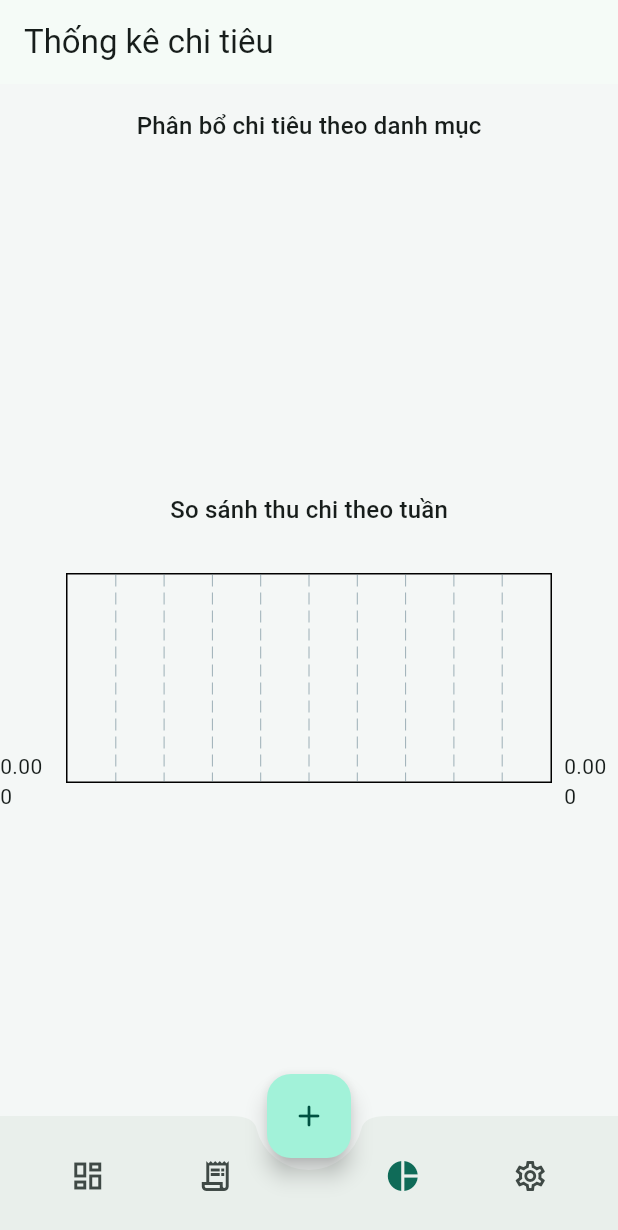
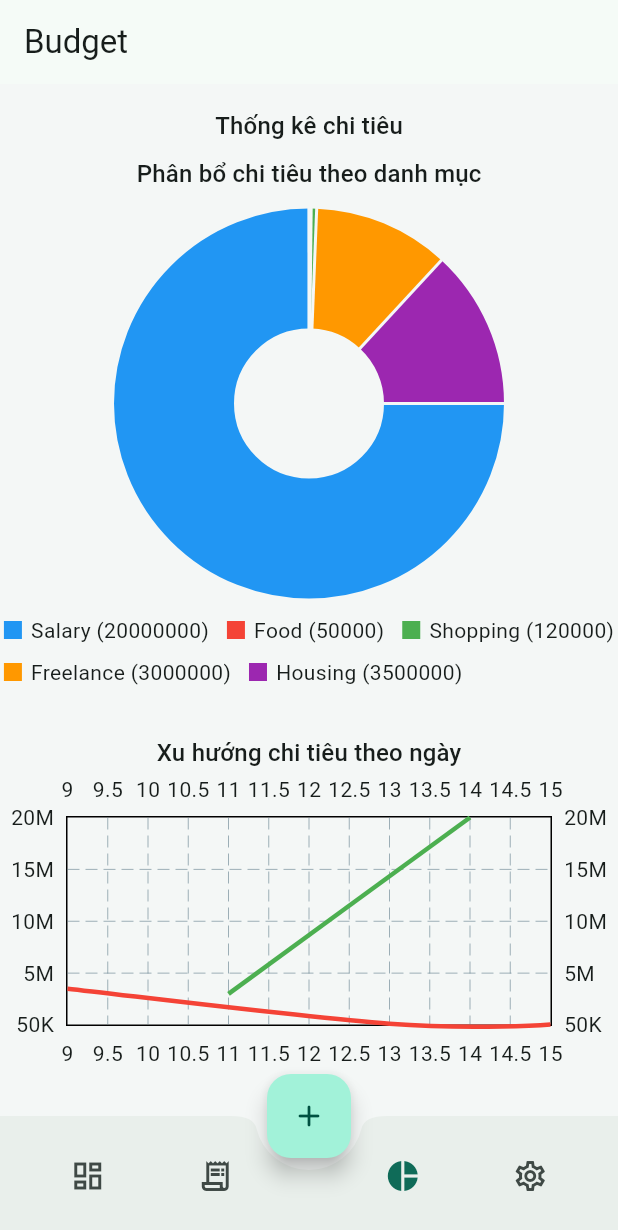
Before and after one commit to viethoanq05/expense_tracker_app, a Flutter app: the screen it shows after launch, item 3 of the bottom bar chosen, on a phone screen of 412 x 824 dp. Shown: the top 1230 px of the screen. Run offline on Flutter 3.47's test engine with Material 3 defaults, Android fonts, the phone set to English and light mode, and no system bars; drawn by our look-alikes of fl_chart; our stand-ins replace cloud_firestore, firebase_core; accounts and stored records are empty.

Commit message:
Add files via upload
repair bug and updart chart ( pie, line, column )

```diff
--- a/lib/main.dart
+++ b/lib/main.dart
@@ -2,7 +2,7 @@ import 'package:flutter/material.dart';
 import 'package:expense_tracker_app/screens/app_shell_screen.dart';
 import 'package:provider/provider.dart';
 import 'package:expense_tracker_app/providers/expense_provider.dart';
-import 'package:expense_tracker_app/screens/statistics_screen.dart';
+import 'package:expense_tracker_app/screens/budget_screen.dart';
 import 'package:expense_tracker_app/services/firebase_bootstrap.dart';
 import 'package:expense_tracker_app/theme/app_theme.dart';
 
--- /dev/null
+++ b/lib/models/local_demo_data.dart
@@ -0,0 +1,45 @@
+import '../models/transaction_record.dart';
+
+final List<TransactionRecord> localDemoTransactions = [
+  TransactionRecord(
+    id: 'local_001',
+    title: 'Lương tháng',
+    amount: 20000000,
+    date: DateTime.now().subtract(const Duration(days: 2)),
+    category: 'Salary',
+    type: TransactionType.income,
+    note: 'Công ty ABC',
+  ),
+  TransactionRecord(
+    id: 'local_002',
+    title: 'Ăn trưa',
+    amount: 50000,
+    date: DateTime.now().subtract(const Duration(days: 1)),
+    category: 'Food',
+    type: TransactionType.expense,
+  ),
+  TransactionRecord(
+    id: 'local_003',
+    title: 'Mua sách',
+    amount: 120000,
+    date: DateTime.now().subtract(const Duration(days: 3)),
+    category: 'Shopping',
+    type: TransactionType.expense,
+  ),
+  TransactionRecord(
+    id: 'local_004',
+    title: 'Freelance',
+    amount: 3000000,
+    date: DateTime.now().subtract(const Duration(days: 5)),
+    category: 'Freelance',
+    type: TransactionType.income,
+  ),
+  TransactionRecord(
+    id: 'local_005',
+    title: 'Tiền nhà',
+    amount: 3500000,
+    date: DateTime.now().subtract(const Duration(days: 7)),
+    category: 'Housing',
+    type: TransactionType.expense,
+  ),
+];
--- a/lib/providers/expense_provider.dart
+++ b/lib/providers/expense_provider.dart
@@ -2,14 +2,38 @@ import 'package:flutter/material.dart';
 import 'package:cloud_firestore/cloud_firestore.dart';
 import '../models/transaction_record.dart';
 
+import '../models/local_demo_data.dart';
+import '../services/firestore_expense_repository.dart';
+
+
 class ExpenseProvider extends ChangeNotifier {
+  static Future<void> seedDemoData(ExpenseProvider provider) async {
+    final repo = FirestoreExpenseRepository();
+    final snapshot = await provider._firestore.collection('transactions').limit(1).get();
+    if (snapshot.docs.isEmpty) {
+      // Seed local data vào Firestore nếu Firestore trống
+      for (final tx in localDemoTransactions) {
+        await provider._firestore.collection('transactions').doc(tx.id).set({
+          'title': tx.title,
+          'amount': tx.amount,
+          'date': tx.date.toIso8601String(),
+          'category': tx.category,
+          'type': tx.type == TransactionType.income ? 'income' : 'expense',
+          'note': tx.note,
+        });
+      }
+    }
+    await provider.fetchTransactions();
+  }
   final FirebaseFirestore _firestore;
   List<TransactionRecord> _transactions = [];
 
   ExpenseProvider({FirebaseFirestore? firestore})
-      : _firestore = firestore ?? FirebaseFirestore.instance;
+      : _firestore = firestore ?? FirebaseFirestore.instance {
+    Future.microtask(() => ExpenseProvider.seedDemoData(this));
+  }
 
-  List<TransactionRecord> get transactions => _transactions;
+  List<TransactionRecord> get transactions => [...localDemoTransactions, ..._transactions];
 
   Future<void> fetchTransactions() async {
     final snapshot = await _firestore.collection('transactions').get();
--- a/lib/screens/app_shell_screen.dart
+++ b/lib/screens/app_shell_screen.dart
@@ -1,6 +1,9 @@
 import 'package:expense_tracker_app/controllers/navigation_controller.dart';
 import 'package:expense_tracker_app/screens/dashboard_screen.dart';
-import 'package:expense_tracker_app/screens/statistics_screen.dart';
+import 'package:expense_tracker_app/screens/transactions_screen.dart';
+import 'package:expense_tracker_app/screens/setting_screen.dart';
+import 'package:expense_tracker_app/screens/budget_screen.dart';
+import 'package:expense_tracker_app/screens/setting_screen.dart';
 import 'package:flutter/material.dart';
 
 class AppShellScreen extends StatefulWidget {
@@ -17,11 +20,11 @@ class _AppShellScreenState extends State<AppShellScreen> {
   late final NavigationController _navigationController;
 
   final List<Widget> _tabs = const [
-     DashboardScreen(),
-     _PlaceholderTab(title: 'Transactions'),
-     StatisticsScreen(),
-     _PlaceholderTab(title: 'Budget'),
-     _PlaceholderTab(title: 'Settings'),
+    DashboardScreen(),
+    TransactionsScreen(),
+    BudgetScreen(), // Budget tab
+    SettingScreen(), // Statistics tab
+    _PlaceholderTab(title: 'Settings'),
   ];
 
   @override
--- /dev/null
+++ b/lib/screens/budget_screen.dart
@@ -0,0 +1,202 @@
+import 'package:flutter/material.dart';
+import 'package:provider/provider.dart';
+import '../providers/expense_provider.dart';
+import '../models/transaction_record.dart';
+import 'package:fl_chart/fl_chart.dart';
+
+class BudgetScreen extends StatelessWidget {
+  const BudgetScreen({Key? key}) : super(key: key);
+
+  static List<FlSpot> buildLineSpots(
+      List<TransactionRecord> transactions, TransactionType type) {
+    final Map<int, double> dailyTotals = {};
+
+    for (var tx in transactions) {
+      if (tx.type == type) {
+        final day = tx.date.day;
+        dailyTotals[day] = (dailyTotals[day] ?? 0) + tx.amount;
+      }
+    }
+
+    return dailyTotals.entries
+        .map((e) => FlSpot(e.key.toDouble(), e.value))
+        .toList();
+  }
+
+  @override
+  Widget build(BuildContext context) {
+    final transactions = context.watch<ExpenseProvider>().transactions;
+
+    final Map<String, double> categoryTotals = {};
+    final Map<int, double> weekIncome = {};
+    final Map<int, double> weekExpense = {};
+
+    for (var tx in transactions) {
+      categoryTotals[tx.category] =
+          (categoryTotals[tx.category] ?? 0) + tx.amount;
+
+      final week = tx.date.weekOfYear;
+
+      if (tx.type == TransactionType.income) {
+        weekIncome[week] = (weekIncome[week] ?? 0) + tx.amount;
+      } else {
+        weekExpense[week] = (weekExpense[week] ?? 0) + tx.amount;
+      }
+    }
+
+    final colors = [
+      Colors.blue,
+      Colors.red,
+      Colors.green,
+      Colors.orange,
+      Colors.purple,
+      Colors.teal,
+      Colors.amber,
+      Colors.pink
+    ];
+
+    final categoryList = categoryTotals.entries.toList();
+
+    return Scaffold(
+      appBar: AppBar(title: const Text('Budget')),
+      body: SingleChildScrollView(
+        child: Column(
+          children: [
+            const SizedBox(height: 16),
+
+            Text(
+              'Thống kê chi tiêu',
+              style: Theme.of(context).textTheme.titleMedium,
+            ),
+
+            const SizedBox(height: 8),
+
+            Text(
+              'Phân bổ chi tiêu theo danh mục',
+              style: Theme.of(context).textTheme.titleMedium,
+            ),
+
+            const SizedBox(height: 16),
+
+            SizedBox(
+              height: 250,
+              child: PieChart(
+                PieChartData(
+                  sections: categoryList.asMap().entries.map((entry) {
+                    int i = entry.key;
+                    var e = entry.value;
+
+                    return PieChartSectionData(
+                      value: e.value,
+                      title: '',
+                      radius: 80,
+                      color: colors[i % colors.length],
+                    );
+                  }).toList(),
+                  centerSpaceRadius: 50,
+                ),
+              ),
+            ),
+
+            const SizedBox(height: 16),
+
+            Wrap(
+              spacing: 12,
+              runSpacing: 8,
+              children: categoryList.asMap().entries.map((entry) {
+                int i = entry.key;
+                var e = entry.value;
+
+                return Row(
+                  mainAxisSize: MainAxisSize.min,
+                  children: [
+                    Container(
+                      width: 12,
+                      height: 12,
+                      color: colors[i % colors.length],
+                    ),
+                    const SizedBox(width: 6),
+                    Text("${e.key} (${e.value.toStringAsFixed(0)})"),
+                  ],
+                );
+              }).toList(),
+            ),
+
+            const SizedBox(height: 32),
+
+            Text(
+              'Xu hướng chi tiêu theo ngày',
+              style: Theme.of(context).textTheme.titleMedium,
+            ),
+
+            SizedBox(
+              height: 200,
+              child: LineChart(
+                LineChartData(
+                  lineBarsData: [
+                    LineChartBarData(
+                      spots: BudgetScreen.buildLineSpots(
+                          transactions, TransactionType.expense),
+                      isCurved: true,
+                      color: Colors.red,
+                      dotData: FlDotData(show: false),
+                      barWidth: 3,
+                    ),
+                    LineChartBarData(
+                      spots: BudgetScreen.buildLineSpots(
+                          transactions, TransactionType.income),
+                      isCurved: true,
+                      color: Colors.green,
+                      dotData: FlDotData(show: false),
+                      barWidth: 3,
+                    ),
+                  ],
+                ),
+              ),
+            ),
+
+            const SizedBox(height: 32),
+
+            Text(
+              'So sánh thu chi theo tuần',
+              style: Theme.of(context).textTheme.titleMedium,
+            ),
+
+            SizedBox(
+              height: 200,
+              child: BarChart(
+                BarChartData(
+                  barGroups: weekIncome.keys.map((week) {
+                    return BarChartGroupData(
+                      x: week,
+                      barRods: [
+                        BarChartRodData(
+                          toY: weekIncome[week] ?? 0,
+                          color: Colors.green,
+                        ),
+                        BarChartRodData(
+                          toY: weekExpense[week] ?? 0,
+                          color: Colors.red,
+                        ),
+                      ],
+                    );
+                  }).toList(),
+                ),
+              ),
+            ),
+
+            const SizedBox(height: 32),
+          ],
+        ),
+      ),
+    );
+  }
+}
+
+extension DateTimeWeek on DateTime {
+  int get weekOfYear {
+    final firstDayOfYear = DateTime(year, 1, 1);
+    return ((difference(firstDayOfYear).inDays + firstDayOfYear.weekday) / 7)
+        .ceil();
+  }
+}
--- /dev/null
+++ b/lib/screens/setting_screen.dart
@@ -0,0 +1,23 @@
+import 'package:flutter/material.dart';
+
+class SettingScreen extends StatelessWidget {
+  const SettingScreen({Key? key}) : super(key: key);
+
+  @override
+  Widget build(BuildContext context) {
+    return Scaffold(
+      appBar: AppBar(
+        title: const Text('Settings'),
+      ),
+      body: const Center(
+        child: Text(
+          'Hệ thống đang phát triển',
+          style: TextStyle(
+            fontSize: 20,
+            fontWeight: FontWeight.bold,
+          ),
+        ),
+      ),
+    );
+  }
+}
--- /dev/null
+++ b/lib/screens/transactions_screen.dart
@@ -0,0 +1,52 @@
+import 'package:flutter/material.dart';
+import 'package:provider/provider.dart';
+import '../providers/expense_provider.dart';
+import '../models/transaction_record.dart';
+import 'package:fl_chart/fl_chart.dart';
+
+class TransactionsScreen extends StatelessWidget {
+  const TransactionsScreen({Key? key}) : super(key: key);
+
+  @override
+  Widget build(BuildContext context) {
+    final transactions = context.watch<ExpenseProvider>().transactions;
+    final expenseTransactions = transactions.where((tx) => tx.type == TransactionType.expense).toList();
+    final incomeTransactions = transactions.where((tx) => tx.type == TransactionType.income).toList();
+
+    // Biểu đồ cột: tổng thu và tổng chi theo ngày
+    final Map<String, double> dailyIncome = {};
+    final Map<String, double> dailyExpense = {};
+    for (var tx in transactions) {
+      final day = '${tx.date.year}-${tx.date.month}-${tx.date.day}';
+      if (tx.type == TransactionType.income) {
+        dailyIncome[day] = (dailyIncome[day] ?? 0) + tx.amount;
+      } else {
+        dailyExpense[day] = (dailyExpense[day] ?? 0) + tx.amount;
+      }
+    }
+
+    return Scaffold(
+      appBar: AppBar(title: const Text('Transactions')),
+      body: ListView.builder(
+        itemCount: transactions.length,
+        itemBuilder: (context, index) {
+          final tx = transactions[index];
+          return ListTile(
+            leading: Icon(
+              tx.type == TransactionType.income ? Icons.arrow_downward : Icons.arrow_upward,
+              color: tx.type == TransactionType.income ? Colors.green : Colors.red,
+            ),
+            title: Text(tx.title),
+            subtitle: Text('${tx.category} · ${tx.date.day}/${tx.date.month}/${tx.date.year}'),
+            trailing: Text(
+              (tx.type == TransactionType.income ? '+' : '-') + tx.amount.toStringAsFixed(0),
+              style: TextStyle(
+                color: tx.type == TransactionType.income ? Colors.green : Colors.red,
+              ),
+            ),
+          );
+        },
+      ),
+    );
+  }
+}
```
